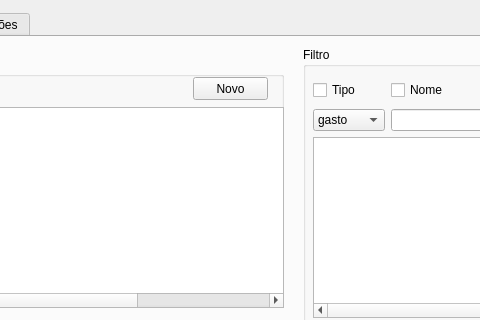
Qt form ui/janela.ui (vazerick/controle_gastos) before a commit; both pictures show x 250 to 730 and y 0 to 320 of the 1260 by 604 pixel window.
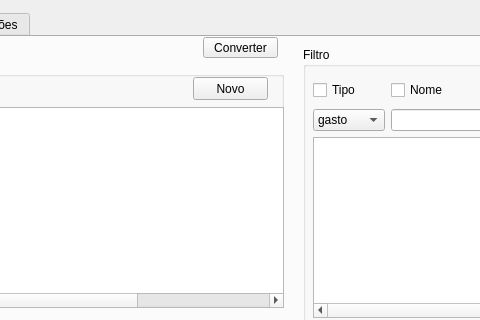
The same form after that commit. Custom widgets are drawn as their Qt base class.

The edit to the form file:
```diff
--- a/ui/janela.ui
+++ b/ui/janela.ui
@@ -1422,6 +1422,19 @@
         </rect>
        </property>
       </widget>
+      <widget class="QPushButton" name="botaoConverter">
+       <property name="geometry">
+        <rect>
+         <x>440</x>
+         <y>0</y>
+         <width>75</width>
+         <height>21</height>
+        </rect>
+       </property>
+       <property name="text">
+        <string>Converter</string>
+       </property>
+      </widget>
      </widget>
      <widget class="QWidget" name="Dividas">
       <attribute name="title">
```
